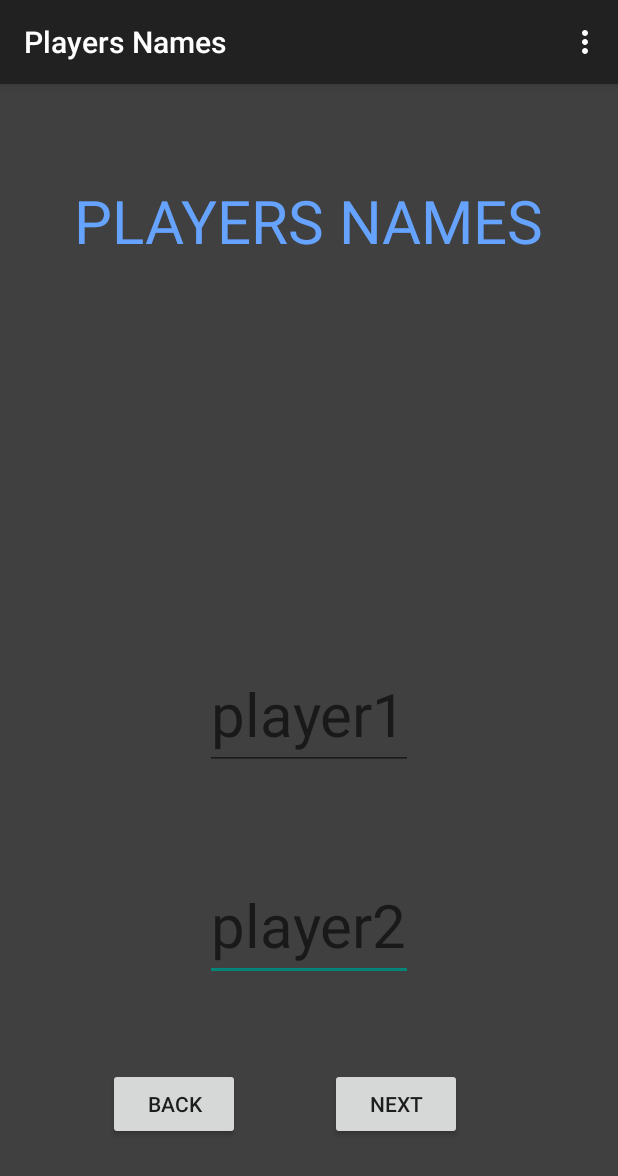
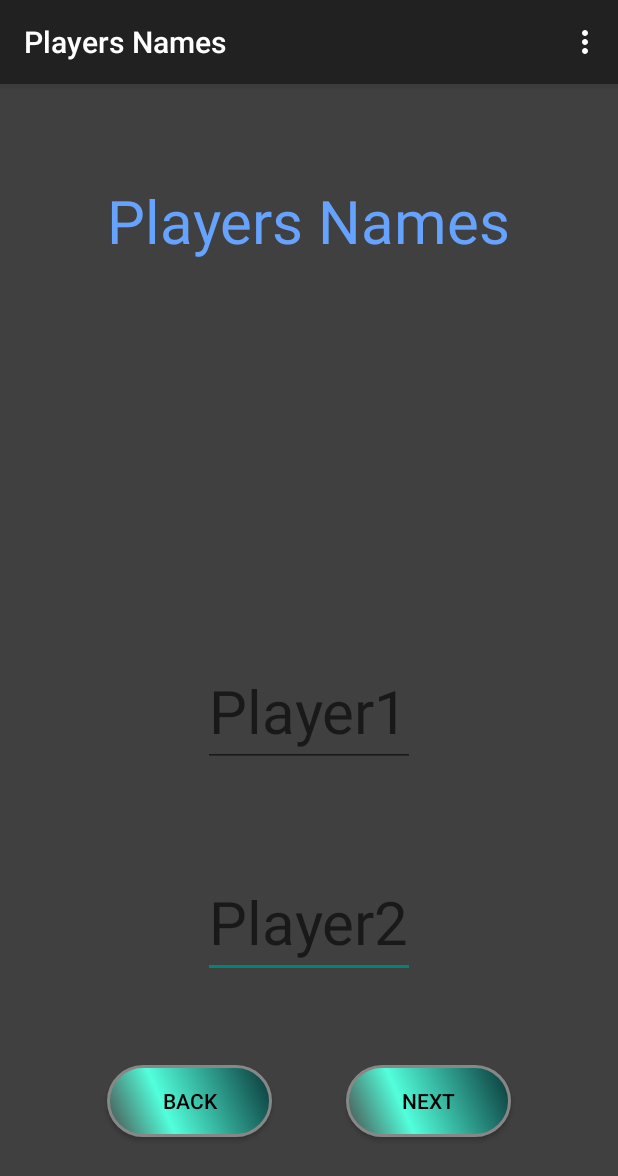
Before and after one commit to idanbe/Four-in-a-row, an Android app: the Names screen opened directly, with no data from a screen before it, on a phone screen of 412 x 824 dp. Shown: the top 1176 px of the screen. Run offline under Robolectric (Android 15) with nearby library versions, the phone set to English and light mode, and no system bars.

Commit message:
button style

```diff
--- a/Game_4_in_a_row/app/src/main/res/drawable/buttonshape.xml
+++ b/Game_4_in_a_row/app/src/main/res/drawable/buttonshape2.xml
@@ -1,14 +1,14 @@
 <?xml version="1.0" encoding="utf-8"?>
 <shape xmlns:android="http://schemas.android.com/apk/res/android" android:shape="rectangle" >
     <corners
-        android:radius="36dp"
+        android:radius="35dp"
         />
     <gradient
         android:angle="45"
         android:centerX="35%"
-        android:centerColor="#1994FF"
-        android:startColor="#202CC9"
-        android:endColor="#1E2ABF"
+        android:centerColor="#52FFDC"
+        android:startColor="#4A4A4A"
+        android:endColor="#083336"
         android:type="linear"
         />
     <padding
@@ -18,11 +18,11 @@
         android:bottom="0dp"
         />
     <size
-        android:width="150dp"
-        android:height="30dp"
+        android:width="110dp"
+        android:height="40dp"
         />
     <stroke
-        android:width="3dp"
+        android:width="2dp"
         android:color="#878787"
         />
 </shape>
--- /dev/null
+++ b/Game_4_in_a_row/app/src/main/res/drawable/buttontext.xml
@@ -0,0 +1,7 @@
+<?xml version="1.0" encoding="utf-8"?>
+<selector xmlns:android="http://schemas.android.com/apk/res/android">
+    <item android:state_focused="true" android:state_pressed="false" android:color="#000000" />
+    <item android:state_focused="true" android:state_pressed="true" android:color="#ffffff" />
+    <item android:state_focused="false" android:state_pressed="true" android:color="#ffffff" />
+    <item android:color="#000000" />
+</selector>
--- a/Game_4_in_a_row/app/src/main/res/layout/activity_game.xml
+++ b/Game_4_in_a_row/app/src/main/res/layout/activity_game.xml
@@ -54,6 +54,8 @@
         android:layout_height="wrap_content"
         android:text="Reset"
         android:id="@+id/button_Reset"
+        android:background="@drawable/buttonshape2"
+        android:textColor="@drawable/buttontext"
         android:layout_alignParentBottom="true"
         android:layout_alignRight="@+id/textView_game"
         android:layout_alignEnd="@+id/textView_game" />
@@ -63,6 +65,8 @@
         android:layout_height="wrap_content"
         android:text="Back"
         android:id="@+id/button_backGame"
+        android:background="@drawable/buttonshape2"
+        android:textColor="@drawable/buttontext"
         android:layout_alignParentBottom="true"
         android:layout_alignLeft="@+id/textView_game"
         android:layout_alignStart="@+id/textView_game" />
--- a/Game_4_in_a_row/app/src/main/res/layout/activity_game_history.xml
+++ b/Game_4_in_a_row/app/src/main/res/layout/activity_game_history.xml
@@ -76,10 +76,11 @@
         android:layout_height="wrap_content"
         android:id="@+id/resetData"
         android:text="@string/resetData"
+        android:background="@drawable/buttonshape2"
+        android:textColor="@drawable/buttontext"
         android:layout_centerHorizontal="true"
         android:layout_alignParentBottom="true"
-        android:background="#3f0f06"
-        android:textColor="#40ff14" />
+         />
 
 
 </RelativeLayout>
--- a/Game_4_in_a_row/app/src/main/res/layout/activity_names.xml
+++ b/Game_4_in_a_row/app/src/main/res/layout/activity_names.xml
@@ -25,23 +25,23 @@
         android:layout_height="wrap_content"
         android:text="Next"
         android:id="@+id/button_next"
+        android:background="@drawable/buttonshape2"
+        android:textColor="@drawable/buttontext"
         android:layout_alignTop="@+id/button_back"
-        android:layout_toRightOf="@+id/button_back"
-        android:layout_toEndOf="@+id/button_back"
-        android:layout_marginLeft="60dp"
-        android:layout_marginStart="60dp" />
+        android:layout_alignRight="@+id/text_NAME_title"
+        android:layout_alignEnd="@+id/text_NAME_title" />
 
     <Button
         android:layout_width="wrap_content"
         android:layout_height="wrap_content"
         android:text="Back"
         android:id="@+id/button_back"
+        android:background="@drawable/buttonshape2"
+        android:textColor="@drawable/buttontext"
+        android:layout_marginBottom="50dp"
         android:layout_alignParentBottom="true"
-        android:layout_alignParentLeft="true"
-        android:layout_alignParentStart="true"
-        android:layout_marginLeft="56dp"
-        android:layout_marginStart="56dp"
-        android:layout_marginBottom="48dp" />
+        android:layout_alignLeft="@+id/text_NAME_title"
+        android:layout_alignStart="@+id/text_NAME_title" />
 
     <EditText
         android:layout_width="wrap_content"
@@ -49,7 +49,7 @@
         android:digits="abcdefghijklmnopqrstuvwxyzABCDEFGHIJKLMOPQRSTUVWXYZ1234567890אבגדהוזחטיכלמנסעפצקרשתףץךםן"
         android:id="@+id/player2_text"
         android:textSize="40dp"
-        android:hint="player2"
+        android:hint="Player2"
         android:maxLength="10"
         android:layout_above="@+id/button_next"
         android:layout_alignLeft="@+id/player1_textv"
@@ -62,7 +62,7 @@
         android:digits="abcdefghijklmnopqrstuvwxyzABCDEFGHIJKLMOPQRSTUVWXYZ1234567890אבגדהוזחטיכלמנסעפצקרשתףץךםן"
         android:id="@+id/player1_textv"
         android:textSize="40dp"
-        android:hint="player1"
+        android:hint="Player1"
         android:maxLength="10"
         android:layout_above="@+id/player2_text"
         android:layout_centerHorizontal="true"
--- a/Game_4_in_a_row/app/src/main/res/values/strings.xml
+++ b/Game_4_in_a_row/app/src/main/res/values/strings.xml
@@ -6,7 +6,7 @@
     <string name="button_setting">Settings</string>
     <string name="button_Exit">Exit</string>
     <string name="resetData">Reset Data</string>
-    <string name="text_NAME_title">PLAYERS NAMES</string>
+    <string name="text_NAME_title">Players Names</string>
     <string name="button_statistics">Game Statistics</string>
     <string name="textView_Game_Statistics">Game Statistics</string>
     <string name="textView_settings">Settings</string>
@@ -22,7 +22,5 @@
     <string name="title_activity_game_options">Game_options</string>
     <string name="title_activity_device_list">DeviceListActivity</string>
 
-    <string name="hello_world">Hello world!</string>
-
 
 </resources>
```
Also changed, not shown: Game_4_in_a_row/app/src/main/res/layout/activity_main.xml (+10 -0 lines).
